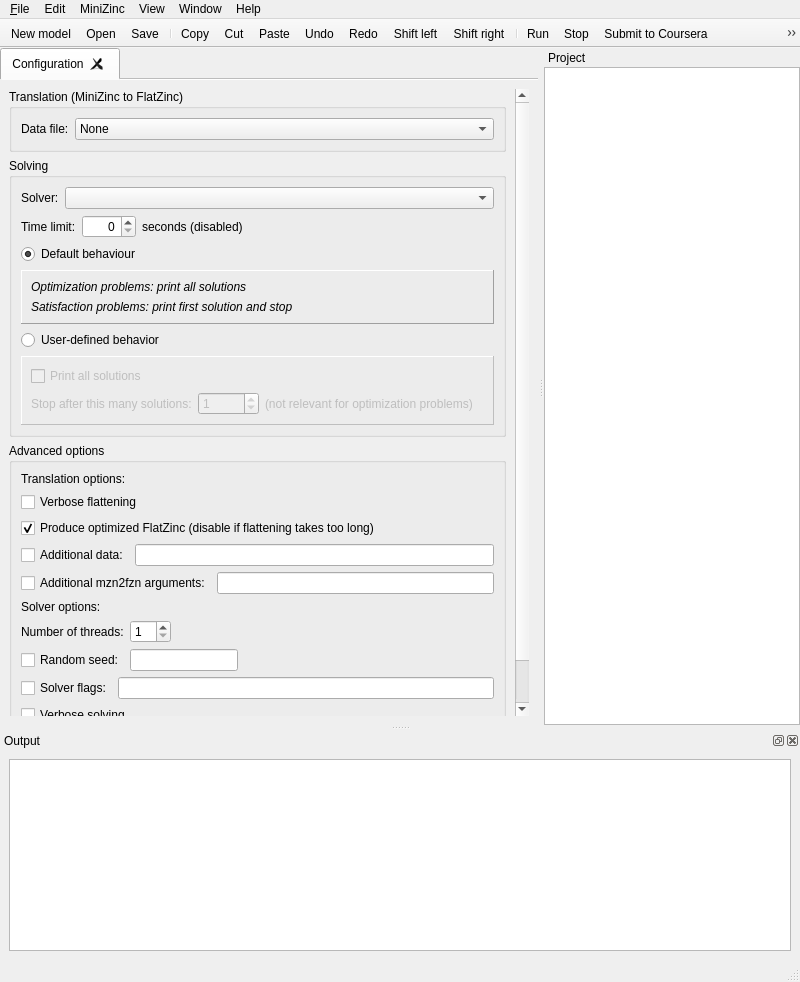
The window that MiniZincIDE/mainwindow.ui (MiniZinc/MiniZincIDE) describes before a commit, drawn with Qt 5.
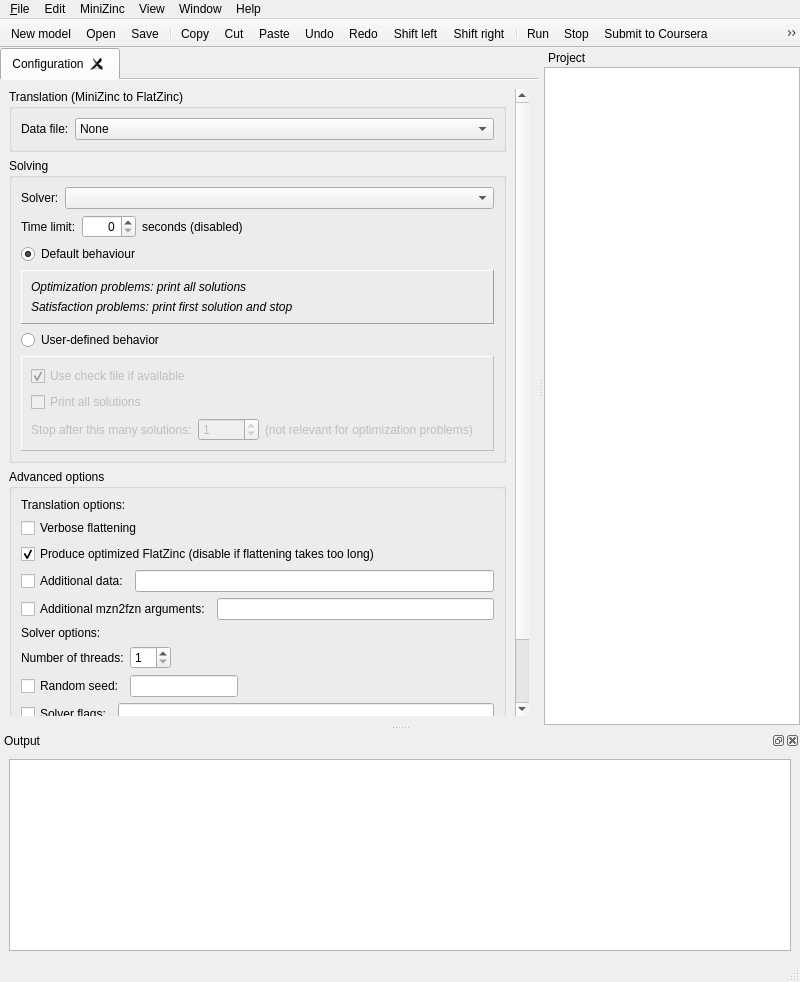
The same window after the commit. Icons and pictures are not drawn. Custom widgets are drawn as their Qt base class.

Commit message: add check box to the configuration window, add check file to args if available when the check box is checkd or for default behaviour.

```diff
--- a/MiniZincIDE/mainwindow.ui
+++ b/MiniZincIDE/mainwindow.ui
@@ -90,8 +90,8 @@
             <rect>
              <x>0</x>
              <y>0</y>
-             <width>593</width>
-             <height>774</height>
+             <width>598</width>
+             <height>795</height>
             </rect>
            </property>
            <layout class="QVBoxLayout" name="verticalLayout_6">
@@ -319,6 +319,16 @@
                     <enum>QFrame::Raised</enum>
                    </property>
                    <layout class="QVBoxLayout" name="verticalLayout_7">
+                    <item>
+                     <widget class="QCheckBox" name="conf_check">
+                      <property name="text">
+                       <string>Use check file if available</string>
+                      </property>
+                      <property name="checked">
+                       <bool>true</bool>
+                      </property>
+                     </widget>
+                    </item>
                     <item>
                      <widget class="QCheckBox" name="conf_printall">
                       <property name="text">
```
The commit also changes 1 other file.
